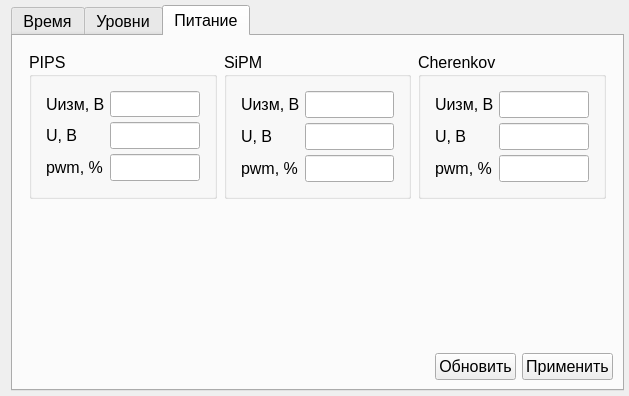
AtariVC/ddii_scopus, file modules/Main/widgets/oscilloscope/ddii_control.ui: the form before one commit.
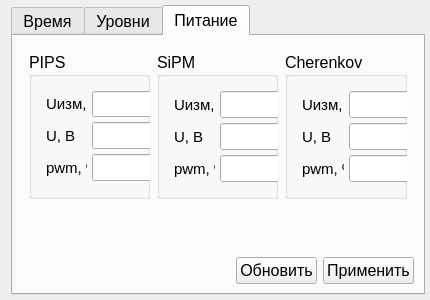
The form after the commit. The open tabs and pages were chosen to show the change.

Commit message: add combobox filter in gui

```diff
--- a/modules/Main/widgets/oscilloscope/ddii_control.ui
+++ b/modules/Main/widgets/oscilloscope/ddii_control.ui
@@ -6,8 +6,8 @@
    <rect>
     <x>0</x>
     <y>0</y>
-    <width>629</width>
-    <height>396</height>
+    <width>430</width>
+    <height>300</height>
    </rect>
   </property>
   <property name="sizePolicy">
@@ -19,7 +19,7 @@
   <property name="minimumSize">
    <size>
     <width>430</width>
-    <height>370</height>
+    <height>300</height>
    </size>
   </property>
   <property name="windowTitle">
@@ -695,6 +695,9 @@
          </property>
          <item row="0" column="2">
           <widget class="QGroupBox" name="groupBox_2">
+           <property name="styleSheet">
+            <string notr="true">font: 11pt &quot;MS Shell Dlg 2&quot;;</string>
+           </property>
            <property name="title">
             <string>SiPM</string>
            </property>
@@ -720,7 +723,11 @@
                <widget class="QLabel" name="label_17">
                 <property name="font">
                  <font>
-                  <pointsize>12</pointsize>
+                  <family>MS Shell Dlg 2</family>
+                  <pointsize>11</pointsize>
+                  <weight>50</weight>
+                  <italic>false</italic>
+                  <bold>false</bold>
                  </font>
                 </property>
                 <property name="text">
@@ -732,7 +739,11 @@
                <widget class="QLabel" name="label_12">
                 <property name="font">
                  <font>
-                  <pointsize>12</pointsize>
+                  <family>MS Shell Dlg 2</family>
+                  <pointsize>11</pointsize>
+                  <weight>50</weight>
+                  <italic>false</italic>
+                  <bold>false</bold>
                  </font>
                 </property>
                 <property name="text">
@@ -744,7 +755,11 @@
                <widget class="QLabel" name="label_16">
                 <property name="font">
                  <font>
-                  <pointsize>12</pointsize>
+                  <family>MS Shell Dlg 2</family>
+                  <pointsize>11</pointsize>
+                  <weight>50</weight>
+                  <italic>false</italic>
+                  <bold>false</bold>
                  </font>
                 </property>
                 <property name="text">
@@ -810,6 +825,9 @@
          </item>
          <item row="0" column="1">
           <widget class="QGroupBox" name="groupBox">
+           <property name="styleSheet">
+            <string notr="true">font: 11pt &quot;MS Shell Dlg 2&quot;;</string>
+           </property>
            <property name="title">
             <string>PIPS</string>
            </property>
@@ -835,7 +853,11 @@
                <widget class="QLabel" name="label_15">
                 <property name="font">
                  <font>
-                  <pointsize>12</pointsize>
+                  <family>MS Shell Dlg 2</family>
+                  <pointsize>11</pointsize>
+                  <weight>50</weight>
+                  <italic>false</italic>
+                  <bold>false</bold>
                  </font>
                 </property>
                 <property name="text">
@@ -847,7 +869,11 @@
                <widget class="QLabel" name="label_11">
                 <property name="font">
                  <font>
-                  <pointsize>12</pointsize>
+                  <family>MS Shell Dlg 2</family>
+                  <pointsize>11</pointsize>
+                  <weight>50</weight>
+                  <italic>false</italic>
+                  <bold>false</bold>
                  </font>
                 </property>
                 <property name="text">
@@ -859,7 +885,11 @@
                <widget class="QLabel" name="label_14">
                 <property name="font">
                  <font>
-                  <pointsize>12</pointsize>
+                  <family>MS Shell Dlg 2</family>
+                  <pointsize>11</pointsize>
+                  <weight>50</weight>
+                  <italic>false</italic>
+                  <bold>false</bold>
                  </font>
                 </property>
                 <property name="text">
@@ -934,6 +964,9 @@
          </item>
          <item row="0" column="3">
           <widget class="QGroupBox" name="groupBox_3">
+           <property name="styleSheet">
+            <string notr="true">font: 11pt &quot;MS Shell Dlg 2&quot;;</string>
+           </property>
            <property name="title">
             <string>Cherenkov</string>
            </property>
@@ -959,7 +992,11 @@
                <widget class="QLabel" name="label_19">
                 <property name="font">
                  <font>
-                  <pointsize>12</pointsize>
+                  <family>MS Shell Dlg 2</family>
+                  <pointsize>11</pointsize>
+                  <weight>50</weight>
+                  <italic>false</italic>
+                  <bold>false</bold>
                  </font>
                 </property>
                 <property name="text">
@@ -971,7 +1008,11 @@
                <widget class="QLabel" name="label_18">
                 <property name="font">
                  <font>
-                  <pointsize>12</pointsize>
+                  <family>MS Shell Dlg 2</family>
+                  <pointsize>11</pointsize>
+                  <weight>50</weight>
+                  <italic>false</italic>
+                  <bold>false</bold>
                  </font>
                 </property>
                 <property name="text">
@@ -999,7 +1040,11 @@
                <widget class="QLabel" name="label_13">
                 <property name="font">
                  <font>
-                  <pointsize>12</pointsize>
+                  <family>MS Shell Dlg 2</family>
+                  <pointsize>11</pointsize>
+                  <weight>50</weight>
+                  <italic>false</italic>
+                  <bold>false</bold>
                  </font>
                 </property>
                 <property name="text">
```
Left out of the diff: 38 changed lines with no effect on the pictures. The commit also changes 7 other files.
